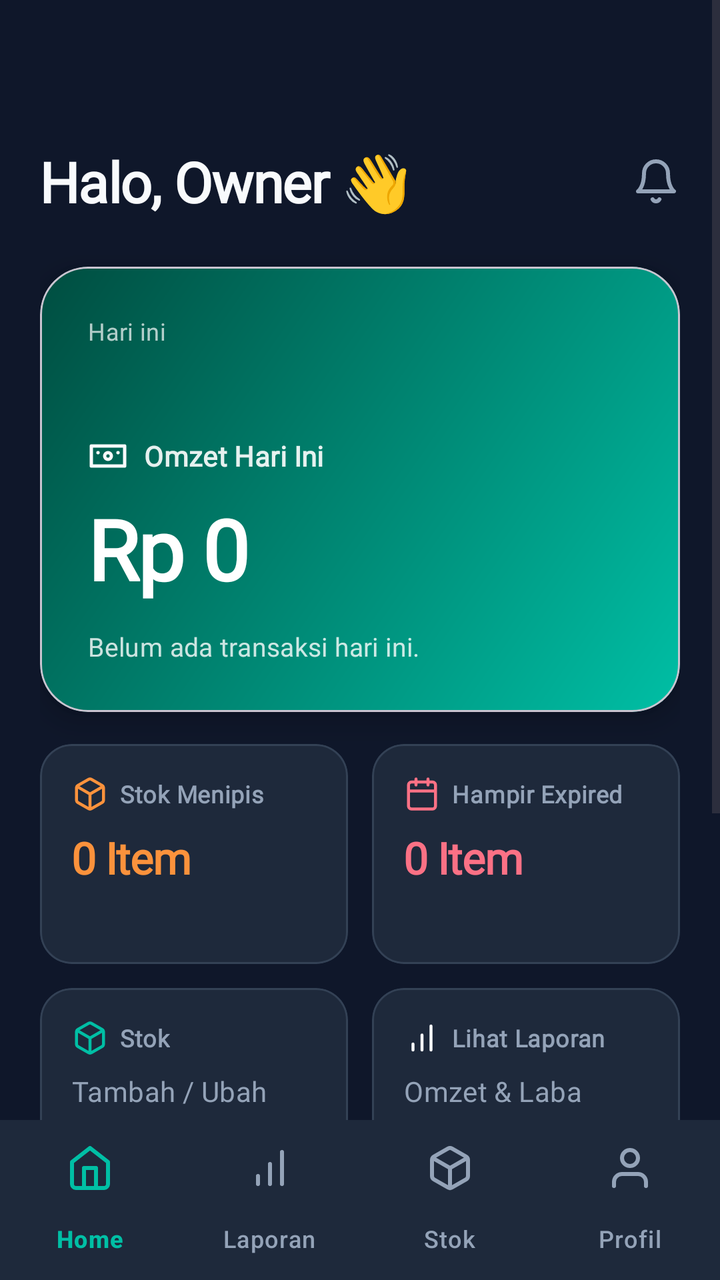
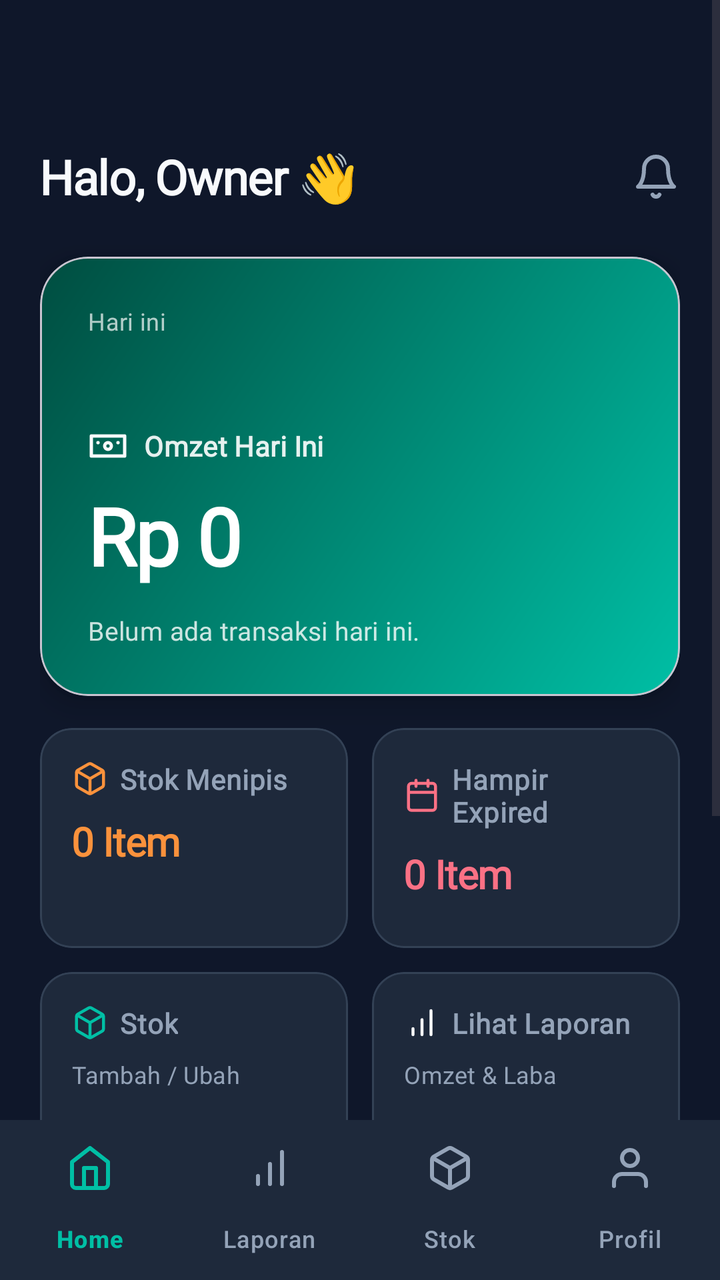

Screens rendered from an Android XML layout before and after an edit, with the pre-edit source and the edit as a unified diff.
<!-- AndroidManifest.xml: application theme Theme.Material3.DayNight.NoActionBar -->
<!-- res/layout/activity_dashboard.xml -->
<?xml version="1.0" encoding="utf-8"?>
<androidx.coordinatorlayout.widget.CoordinatorLayout xmlns:android="http://schemas.android.com/apk/res/android"
    xmlns:app="http://schemas.android.com/apk/res-auto"
    android:layout_width="match_parent"
    android:layout_height="match_parent"
    android:background="@color/dw_bg">

    <ScrollView
        android:layout_width="match_parent"
        android:layout_height="match_parent"
        android:clipToPadding="false"
        android:fillViewport="true"
        android:paddingBottom="80dp">

    <LinearLayout
        android:layout_width="match_parent"
        android:layout_height="wrap_content"
        android:orientation="vertical"
        android:paddingHorizontal="20dp"
        android:paddingTop="56dp"
        android:paddingBottom="24dp">

        
        <androidx.constraintlayout.widget.ConstraintLayout
            android:layout_width="match_parent"
            android:layout_height="wrap_content"
            android:layout_marginTop="16dp"
            android:layout_marginBottom="24dp">

            <TextView
                android:id="@+id/tvGreeting"
                style="@style/Text.Header"
                android:layout_width="wrap_content"
                android:layout_height="wrap_content"
                android:fontFamily="@font/plus_jakarta_sans"
                android:text="Halo, Owner 👋"
                android:textSize="28sp"
                app:layout_constraintBottom_toBottomOf="parent"
                app:layout_constraintStart_toStartOf="parent"
                app:layout_constraintTop_toTopOf="parent" />

            <ImageView
                android:layout_width="24dp"
                android:layout_height="24dp"
                android:src="@drawable/ic_lucide_bell"
                app:layout_constraintBottom_toBottomOf="@id/tvGreeting"
                app:layout_constraintEnd_toEndOf="parent"
                app:layout_constraintTop_toTopOf="@id/tvGreeting" />

        </androidx.constraintlayout.widget.ConstraintLayout>

        
        <com.google.android.material.card.MaterialCardView
            android:layout_width="match_parent"
            android:layout_height="wrap_content"
            app:cardBackgroundColor="@android:color/transparent"
            app:cardCornerRadius="24dp"
            app:cardElevation="8dp">

            <LinearLayout
                android:layout_width="match_parent"
                android:layout_height="wrap_content"
                android:background="@drawable/bg_hero_gradient"
                android:orientation="vertical"
                android:padding="24dp">

                <TextView
                    style="@style/Text.Body"
                    android:layout_width="wrap_content"
                    android:layout_height="wrap_content"
                    android:fontFamily="@font/plus_jakarta_sans"
                    android:text="Hari ini"
                    android:textColor="#B3FFFFFF"
                    android:textSize="12sp" />

                <TextView
                    android:id="@+id/tvDate"
                    style="@style/Text.Header"
                    android:layout_width="wrap_content"
                    android:layout_height="wrap_content"
                    android:fontFamily="@font/plus_jakarta_sans"
                    android:textSize="18sp"
                    android:textStyle="bold"
                    android:textColor="#FFFFFF"
                    android:layout_marginBottom="20dp" />

                <LinearLayout
                    android:layout_width="wrap_content"
                    android:layout_height="wrap_content"
                    android:orientation="horizontal"
                    android:gravity="center_vertical">
                    
                    <ImageView
                        android:layout_width="20dp"
                        android:layout_height="20dp"
                        android:src="@drawable/ic_lucide_wallet"
                        app:tint="@color/dw_text_primary"
                        android:layout_marginEnd="8dp" />

                    <TextView
                        style="@style/Text.Body"
                        android:layout_width="wrap_content"
                        android:layout_height="wrap_content"
                        android:fontFamily="@font/plus_jakarta_sans"
                        android:textColor="#E6FFFFFF"
                        android:textSize="14sp"
                        android:textStyle="bold"
                        android:text="Omzet Hari Ini" />
                </LinearLayout>

                <TextView
                    android:id="@+id/tvProfit"
                    style="@style/Text.Header"
                    android:layout_width="wrap_content"
                    android:layout_height="wrap_content"
                    android:fontFamily="@font/plus_jakarta_sans"
                    android:text="Rp 0"
                    android:textSize="42sp"
                    android:textStyle="bold"
                    android:textColor="#FFFFFF"
                    android:layout_marginTop="8dp"
                    android:layout_marginBottom="8dp" />

                <TextView
                    android:id="@+id/tvSubInfo"
                    style="@style/Text.Body"
                    android:layout_width="wrap_content"
                    android:layout_height="wrap_content"
                    android:fontFamily="@font/plus_jakarta_sans"
                    android:textSize="13sp"
                    android:textStyle="normal"
                    android:textColor="#CCFFFFFF"
                    android:text="Belum ada transaksi hari ini."
                    android:layout_marginTop="4dp" />

            </LinearLayout>
        </com.google.android.material.card.MaterialCardView>

        
        <GridLayout
            android:layout_width="match_parent"
            android:layout_height="wrap_content"
            android:columnCount="2"
            android:layout_marginTop="16dp">

            
            <com.google.android.material.card.MaterialCardView
                android:layout_width="0dp"
                android:layout_height="110dp"
                android:layout_columnWeight="1"
                android:layout_marginEnd="6dp"
                app:cardBackgroundColor="@color/dw_surface"
                app:cardCornerRadius="16dp"
                app:cardElevation="0dp"
                app:strokeColor="#334155"
                app:strokeWidth="1dp">
                <LinearLayout
                    android:layout_width="match_parent"
                    android:layout_height="match_parent"
                    android:orientation="vertical"
                    android:gravity="top"
                    android:padding="16dp">
                    <LinearLayout
                        android:layout_width="wrap_content"
                        android:layout_height="wrap_content"
                        android:orientation="horizontal" android:gravity="center_vertical">
                        <ImageView android:layout_width="18dp" android:layout_height="18dp"
                            android:src="@drawable/ic_lucide_box" android:layout_marginEnd="6dp" />
                        <TextView style="@style/Text.Label" android:layout_width="wrap_content"
                            android:layout_height="wrap_content" android:fontFamily="@font/plus_jakarta_sans"
                            android:textColor="@color/text_secondary" android:textSize="12sp" android:text="Stok Menipis" />
                    </LinearLayout>
                    <TextView android:id="@+id/tvLowStock" style="@style/Text.Header"
                        android:layout_width="wrap_content" android:layout_height="wrap_content"
                        android:fontFamily="@font/plus_jakarta_sans"
                        android:text="0 Item" android:textColor="#FB923C"
                        android:textSize="22sp" android:layout_marginTop="8dp" />
                </LinearLayout>
            </com.google.android.material.card.MaterialCardView>

            
            <com.google.android.material.card.MaterialCardView
                android:layout_width="0dp"
                android:layout_height="110dp"
                android:layout_columnWeight="1"
                android:layout_marginStart="6dp"
                app:cardBackgroundColor="@color/dw_surface"
                app:cardCornerRadius="16dp"
                app:cardElevation="0dp"
                app:strokeColor="#334155"
                app:strokeWidth="1dp">
                <LinearLayout
                    android:layout_width="match_parent"
                    android:layout_height="match_parent"
                    android:orientation="vertical"
                    android:gravity="top"
                    android:padding="16dp">
                    <LinearLayout
                        android:layout_width="wrap_content"
                        android:layout_height="wrap_content"
                        android:orientation="horizontal" android:gravity="center_vertical">
                        <ImageView android:layout_width="18dp" android:layout_height="18dp"
                            android:src="@drawable/ic_lucide_calendar" android:layout_marginEnd="6dp" />
                        <TextView style="@style/Text.Label" android:layout_width="wrap_content"
                            android:layout_height="wrap_content" android:fontFamily="@font/plus_jakarta_sans"
                            android:textColor="@color/text_secondary" android:textSize="12sp" android:text="Hampir Expired" />
                    </LinearLayout>
                    <TextView android:id="@+id/tvExpired" style="@style/Text.Header"
                        android:layout_width="wrap_content" android:layout_height="wrap_content"
                        android:fontFamily="@font/plus_jakarta_sans"
                        android:text="0 Item" android:textColor="#FB7185"
                        android:textSize="22sp" android:layout_marginTop="8dp" />
                </LinearLayout>
            </com.google.android.material.card.MaterialCardView>
        </GridLayout>

        
        <GridLayout
            android:layout_width="match_parent"
            android:layout_height="wrap_content"
            android:columnCount="2"
            android:layout_marginTop="12dp">

            
            <com.google.android.material.card.MaterialCardView
                android:id="@+id/btnManageProducts"
                android:layout_width="0dp"
                android:layout_height="110dp"
                android:layout_columnWeight="1"
                android:layout_marginEnd="6dp"
                app:cardBackgroundColor="@color/dw_surface"
                app:cardCornerRadius="16dp"
                app:cardElevation="0dp"
                app:strokeColor="#334155"
                app:strokeWidth="1dp"
                android:clickable="true"
                android:focusable="true"
                app:rippleColor="#33FFFFFF">
                
                <LinearLayout
                    android:layout_width="match_parent"
                    android:layout_height="match_parent"
                    android:orientation="vertical"
                    android:gravity="top"
                    android:padding="16dp">
                    <LinearLayout
                        android:layout_width="wrap_content"
                        android:layout_height="wrap_content"
                        android:orientation="horizontal" android:gravity="center_vertical">
                        <ImageView
                            android:layout_width="18dp"
                            android:layout_height="18dp"
                            android:src="@drawable/ic_lucide_box"
                            app:tint="@color/dw_teal"
                            android:layout_marginEnd="6dp" />
                        <TextView
                            style="@style/Text.Label"
                            android:layout_width="wrap_content"
                            android:layout_height="wrap_content"
                            android:fontFamily="@font/plus_jakarta_sans"
                            android:textColor="@color/text_secondary"
                            android:textSize="12sp"
                            android:text="Stok" />
                    </LinearLayout>
                    <TextView
                        style="@style/Text.Body"
                        android:layout_width="wrap_content"
                        android:layout_height="wrap_content"
                        android:fontFamily="@font/plus_jakarta_sans"
                        android:textColor="@color/dw_text_secondary"
                        android:textSize="14sp"
                        android:text="Tambah / Ubah"
                        android:layout_marginTop="8dp" />
                </LinearLayout>
            </com.google.android.material.card.MaterialCardView>

            
            <com.google.android.material.card.MaterialCardView
                android:id="@+id/btnLaporan"
                android:layout_width="0dp"
                android:layout_height="110dp"
                android:layout_columnWeight="1"
                android:layout_marginStart="6dp"
                app:cardBackgroundColor="@color/dw_surface"
                app:cardCornerRadius="16dp"
                app:cardElevation="0dp"
                app:strokeColor="#334155"
                app:strokeWidth="1dp"
                android:clickable="true"
                android:focusable="true"
                app:rippleColor="#33FFFFFF">

                <LinearLayout
                    android:layout_width="match_parent"
                    android:layout_height="match_parent"
                    android:orientation="vertical"
                    android:gravity="top"
                    android:padding="16dp">
                    <LinearLayout
                        android:layout_width="wrap_content"
                        android:layout_height="wrap_content"
                        android:orientation="horizontal" android:gravity="center_vertical">
                        <ImageView
                            android:layout_width="18dp"
                            android:layout_height="18dp"
                            android:src="@drawable/ic_lucide_chart"
                            app:tint="@color/dw_text_primary"
                            android:layout_marginEnd="6dp" />
                        <TextView
                            style="@style/Text.Label"
                            android:layout_width="wrap_content"
                            android:layout_height="wrap_content"
                            android:fontFamily="@font/plus_jakarta_sans"
                            android:textColor="@color/text_secondary"
                            android:textSize="12sp"
                            android:text="Lihat Laporan" />
                    </LinearLayout>
                    <TextView
                        style="@style/Text.Body"
                        android:layout_width="wrap_content"
                        android:layout_height="wrap_content"
                        android:fontFamily="@font/plus_jakarta_sans"
                        android:textColor="@color/dw_text_secondary"
                        android:textSize="14sp"
                        android:text="Omzet &amp; Laba"
                        android:layout_marginTop="8dp" />
                </LinearLayout>
            </com.google.android.material.card.MaterialCardView>

        </GridLayout>

        
        <TextView
            style="@style/Text.Label"
            android:layout_width="wrap_content"
            android:layout_height="wrap_content"
            android:layout_marginTop="24dp"
            android:layout_marginBottom="10dp"
            android:fontFamily="@font/plus_jakarta_sans"
            android:text="Tren Omzet"
            android:textColor="@color/text_primary"
            android:textSize="14sp" />

        <com.github.mikephil.charting.charts.LineChart
            android:id="@+id/chartDashboard"
            android:layout_width="match_parent"
            android:layout_height="200dp" />

    </LinearLayout>
    </ScrollView>

    <com.google.android.material.bottomnavigation.BottomNavigationView
        android:id="@+id/bottomNavigation"
        android:layout_width="match_parent"
        android:layout_height="wrap_content"
        android:layout_gravity="bottom"
        android:background="@color/dw_surface"
        app:elevation="8dp"
        app:itemActiveIndicatorStyle="@style/Widget.DigitalWhy.BottomNav.ActiveIndicator"
        app:itemIconTint="@color/nav_item_color"
        app:itemTextColor="@color/nav_item_color"
        app:labelVisibilityMode="labeled"
        app:menu="@menu/bottom_nav_menu" />

    <com.google.android.material.floatingactionbutton.FloatingActionButton
        android:id="@+id/fabScan"
        android:layout_width="wrap_content"
        android:layout_height="wrap_content"
        android:contentDescription="Scan"
        android:src="@drawable/ic_lucide_scan"
        app:backgroundTint="@color/dw_teal"
        app:layout_anchor="@id/bottomNavigation"
        app:layout_anchorGravity="bottom|center_horizontal"
        app:tint="@color/dw_bg" />

</androidx.coordinatorlayout.widget.CoordinatorLayout>
<!-- resources referenced by this layout -->
<resources>
  <color name="dw_bg">#0F172A</color>
  <color name="dw_surface">#1E293B</color>
  <color name="dw_teal">#00BFA5</color>
  <color name="dw_text_primary">#F8FAFC</color>
  <color name="dw_text_secondary">#94A3B8</color>
  <color name="text_primary">#F8FAFC</color>
  <color name="text_secondary">#94A3B8</color>
  <!-- drawable bg_hero_gradient (drawable) -->
  <?xml version="1.0" encoding="utf-8"?>
  <shape xmlns:android="http://schemas.android.com/apk/res/android" android:shape="rectangle">
      <gradient android:startColor="#00BFA5" android:endColor="#004D40" android:angle="135" />
      <corners android:radius="24dp" />
  </shape>
  <!-- drawable ic_lucide_bell (drawable) -->
  <vector xmlns:android="http://schemas.android.com/apk/res/android" android:width="24dp" android:height="24dp" android:viewportWidth="24" android:viewportHeight="24">
    <path android:strokeColor="#94A3B8" android:strokeWidth="2" android:strokeLineCap="round" android:strokeLineJoin="round" android:pathData="M6 8a6 6 0 0 1 12 0c0 7 3 9 3 9H3s3-2 3-9M10.3 21a1.94 1.94 0 0 0 3.4 0"/>
  </vector>
  <!-- drawable ic_lucide_calendar (drawable) -->
  <vector xmlns:android="http://schemas.android.com/apk/res/android" android:width="24dp" android:height="24dp" android:viewportWidth="24" android:viewportHeight="24">
    <path android:strokeColor="#FB7185" android:strokeWidth="2" android:strokeLineCap="round" android:strokeLineJoin="round" android:pathData="M19 4H5a2 2 0 0 0-2 2v14a2 2 0 0 0 2 2h14a2 2 0 0 0 2-2V6a2 2 0 0 0-2-2z M16 2v4 M8 2v4 M3 10h18"/>
  </vector>
  <!-- drawable ic_lucide_chart (drawable) -->
  <vector xmlns:android="http://schemas.android.com/apk/res/android" android:width="24dp" android:height="24dp" android:viewportWidth="24" android:viewportHeight="24">
    <path android:strokeColor="#FFFFFF" android:strokeWidth="2" android:strokeLineCap="round" android:strokeLineJoin="round" android:pathData="M12 20V10M18 20V4M6 20v-4"/>
  </vector>
  <!-- drawable ic_lucide_wallet (drawable) -->
  <vector xmlns:android="http://schemas.android.com/apk/res/android" android:width="24dp" android:height="24dp" android:viewportWidth="24" android:viewportHeight="24">
    <path android:strokeColor="#FFFFFF" android:strokeWidth="2" android:strokeLineCap="round" android:strokeLineJoin="round" android:pathData="M2 6h20v12H2z M12 14a2 2 0 1 0 0-4 2 2 0 0 0 0 4z M6 10h.01 M18 10h.01"/>
  </vector>
  <style name="Text.Body" parent="android:Widget.TextView">
          <item name="android:fontFamily">@font/plus_jakarta_sans</item>
          <item name="android:textColor">@color/text_primary</item>
          <item name="android:textSize">14sp</item>
          <item name="android:letterSpacing">0.01</item>
      </style>
  <style name="Text.Header" parent="android:Widget.TextView">
          <item name="android:fontFamily">@font/plus_jakarta_sans</item>
          <item name="android:textColor">@color/text_primary</item>
          <item name="android:textSize">20sp</item>
          <item name="android:textStyle">bold</item>
          <item name="android:letterSpacing">-0.02</item>
      </style>
  <style name="Text.Label" parent="android:Widget.TextView">
          <item name="android:fontFamily">@font/plus_jakarta_sans</item>
          <item name="android:textColor">@color/text_secondary</item>
          <item name="android:textSize">14sp</item>
          <item name="android:textStyle">bold</item>
          <item name="android:letterSpacing">0.02</item>
      </style>
  <style name="Widget.DigitalWhy.BottomNav.ActiveIndicator" parent="Widget.Material3.BottomNavigationView.ActiveIndicator">
          <item name="android:color">#1A00BFA5</item>
      </style>
  <!-- unchanged entries left out for length: 2 -->
</resources>

<!-- the commit's change to res/layout/activity_dashboard.xml (unified diff, before → after) -->
@@ -34,7 +34,8 @@
                 android:layout_height="wrap_content"
                 android:fontFamily="@font/plus_jakarta_sans"
                 android:text="Halo, Owner 👋"
-                android:textSize="28sp"
+                android:textSize="24sp"
+                android:textStyle="bold"
                 app:layout_constraintBottom_toBottomOf="parent"
                 app:layout_constraintStart_toStartOf="parent"
                 app:layout_constraintTop_toTopOf="parent" />
@@ -70,7 +71,8 @@
                     android:layout_height="wrap_content"
                     android:fontFamily="@font/plus_jakarta_sans"
                     android:text="Hari ini"
-                    android:textColor="#B3FFFFFF"
+                    android:textColor="#FFFFFF"
+                    android:alpha="0.7"
                     android:textSize="12sp" />
 
                 <TextView
@@ -115,7 +117,7 @@
                     android:layout_height="wrap_content"
                     android:fontFamily="@font/plus_jakarta_sans"
                     android:text="Rp 0"
-                    android:textSize="42sp"
+                    android:textSize="40sp"
                     android:textStyle="bold"
                     android:textColor="#FFFFFF"
                     android:layout_marginTop="8dp"
@@ -129,7 +131,8 @@
                     android:fontFamily="@font/plus_jakarta_sans"
                     android:textSize="13sp"
                     android:textStyle="normal"
-                    android:textColor="#CCFFFFFF"
+                    android:textColor="#FFFFFF"
+                    android:alpha="0.8"
                     android:text="Belum ada transaksi hari ini."
                     android:layout_marginTop="4dp" />
 
@@ -168,13 +171,13 @@
                             android:src="@drawable/ic_lucide_box" android:layout_marginEnd="6dp" />
                         <TextView style="@style/Text.Label" android:layout_width="wrap_content"
                             android:layout_height="wrap_content" android:fontFamily="@font/plus_jakarta_sans"
-                            android:textColor="@color/text_secondary" android:textSize="12sp" android:text="Stok Menipis" />
+                            android:textColor="@color/text_secondary" android:textSize="14sp" android:textStyle="bold" android:text="Stok Menipis" />
                     </LinearLayout>
                     <TextView android:id="@+id/tvLowStock" style="@style/Text.Header"
                         android:layout_width="wrap_content" android:layout_height="wrap_content"
                         android:fontFamily="@font/plus_jakarta_sans"
                         android:text="0 Item" android:textColor="#FB923C"
-                        android:textSize="22sp" android:layout_marginTop="8dp" />
+                        android:textSize="20sp" android:textStyle="bold" android:layout_marginTop="8dp" />
                 </LinearLayout>
             </com.google.android.material.card.MaterialCardView>
 
@@ -203,13 +206,13 @@
                             android:src="@drawable/ic_lucide_calendar" android:layout_marginEnd="6dp" />
                         <TextView style="@style/Text.Label" android:layout_width="wrap_content"
                             android:layout_height="wrap_content" android:fontFamily="@font/plus_jakarta_sans"
-                            android:textColor="@color/text_secondary" android:textSize="12sp" android:text="Hampir Expired" />
+                            android:textColor="@color/text_secondary" android:textSize="14sp" android:textStyle="bold" android:text="Hampir Expired" />
                     </LinearLayout>
                     <TextView android:id="@+id/tvExpired" style="@style/Text.Header"
                         android:layout_width="wrap_content" android:layout_height="wrap_content"
                         android:fontFamily="@font/plus_jakarta_sans"
                         android:text="0 Item" android:textColor="#FB7185"
-                        android:textSize="22sp" android:layout_marginTop="8dp" />
+                        android:textSize="20sp" android:textStyle="bold" android:layout_marginTop="8dp" />
                 </LinearLayout>
             </com.google.android.material.card.MaterialCardView>
         </GridLayout>
@@ -259,7 +262,8 @@
                             android:layout_height="wrap_content"
                             android:fontFamily="@font/plus_jakarta_sans"
                             android:textColor="@color/text_secondary"
-                            android:textSize="12sp"
+                            android:textSize="14sp"
+                            android:textStyle="bold"
                             android:text="Stok" />
                     </LinearLayout>
                     <TextView
@@ -267,8 +271,9 @@
                         android:layout_width="wrap_content"
                         android:layout_height="wrap_content"
                         android:fontFamily="@font/plus_jakarta_sans"
-                        android:textColor="@color/dw_text_secondary"
-                        android:textSize="14sp"
+                        android:textColor="#94A3B8"
+                        android:textSize="12sp"
+                        android:textStyle="normal"
                         android:text="Tambah / Ubah"
                         android:layout_marginTop="8dp" />
                 </LinearLayout>
@@ -312,7 +317,8 @@
                             android:layout_height="wrap_content"
                             android:fontFamily="@font/plus_jakarta_sans"
                             android:textColor="@color/text_secondary"
-                            android:textSize="12sp"
+                            android:textSize="14sp"
+                            android:textStyle="bold"
                             android:text="Lihat Laporan" />
                     </LinearLayout>
                     <TextView
@@ -320,8 +326,9 @@
                         android:layout_width="wrap_content"
                         android:layout_height="wrap_content"
                         android:fontFamily="@font/plus_jakarta_sans"
-                        android:textColor="@color/dw_text_secondary"
-                        android:textSize="14sp"
+                        android:textColor="#94A3B8"
+                        android:textSize="12sp"
+                        android:textStyle="normal"
                         android:text="Omzet &amp; Laba"
                         android:layout_marginTop="8dp" />
                 </LinearLayout>
@@ -339,7 +346,8 @@
             android:fontFamily="@font/plus_jakarta_sans"
             android:text="Tren Omzet"
             android:textColor="@color/text_primary"
-            android:textSize="14sp" />
+            android:textSize="18sp"
+            android:textStyle="bold" />
 
         <com.github.mikephil.charting.charts.LineChart
             android:id="@+id/chartDashboard"
<!-- resource entries referenced after the edit -->
@@ -4,7 +4,6 @@
   <color name="dw_surface">#1E293B</color>
   <color name="dw_teal">#00BFA5</color>
   <color name="dw_text_primary">#F8FAFC</color>
-  <color name="dw_text_secondary">#94A3B8</color>
   <color name="text_primary">#F8FAFC</color>
   <color name="text_secondary">#94A3B8</color>
   <!-- drawable bg_hero_gradient (drawable) -->
